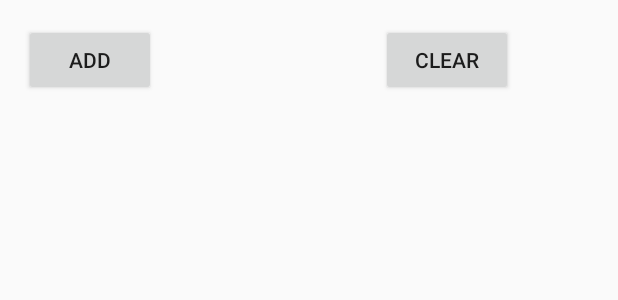
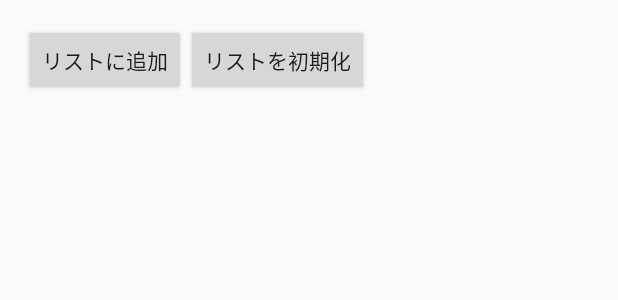
Before and after one commit to SatouNishiki/SOS, an Android app: the layout activity_list_main.xml on its own in the app's theme, with its tools: preview values and no code run, on a phone screen of 412 x 824 dp. Shown: the top 300 px of the screen. Run offline under Robolectric (Android 15) with nearby library versions, the phone set to English and light mode, and no system bars.

Commit message:
Changed UI.

```diff
--- a/app/src/main/AndroidManifest.xml
+++ b/app/src/main/AndroidManifest.xml
@@ -79,6 +79,10 @@
             android:label="@string/title_activity_transceiver_main" >
         </activity>
         <activity
+            android:name=".Activities.SettingActivity"
+            android:label="@string/title_activity_setting">
+         </activity>
+        <activity
             android:name=".Activities.ActivityService"
             android:label="@string/app_name" >
         </activity>
--- a/app/src/main/java/prgc/snct/sos/Activities/MainActivity.java
+++ b/app/src/main/java/prgc/snct/sos/Activities/MainActivity.java
@@ -136,7 +136,7 @@ public class MainActivity extends ActionBarActivity implements View.OnClickListe
         }
         else if(v.getId() == R.id.button5) {
 
-            Intent intent = new Intent(MainActivity.this,ActivityService.class);
+            Intent intent = new Intent(MainActivity.this,SettingActivity.class);
             startActivity(intent);
 
         }
--- a/app/src/main/res/layout/activity_list_main.xml
+++ b/app/src/main/res/layout/activity_list_main.xml
@@ -18,15 +18,15 @@
         <Button
             android:layout_width="wrap_content"
             android:layout_height="wrap_content"
-            android:text="Add"
+            android:text="リストに追加"
             android:id="@+id/button7" />
 
         <Button
             android:layout_width="wrap_content"
             android:layout_height="wrap_content"
-            android:text="Clear"
+            android:text="リストを初期化"
             android:id="@+id/button8"
-            android:layout_marginLeft="150dp" />
+            android:layout_gravity="right" />
     </LinearLayout>
 
     <ListView
--- a/app/src/main/res/values/strings.xml
+++ b/app/src/main/res/values/strings.xml
@@ -40,4 +40,5 @@
     <string name="title_activity_list_main">ListMain</string>
     <string name="title_activity_wear_watch">WearWatchActivity</string>
     <string name="title_activity_map2">Map</string>
+    <string name="title_activity_setting">SettingActivity</string>
 </resources>
```
Also changed, not shown: app/src/main/res/layout/activity_main.xml (line endings or trailing spaces), 3 other files.
